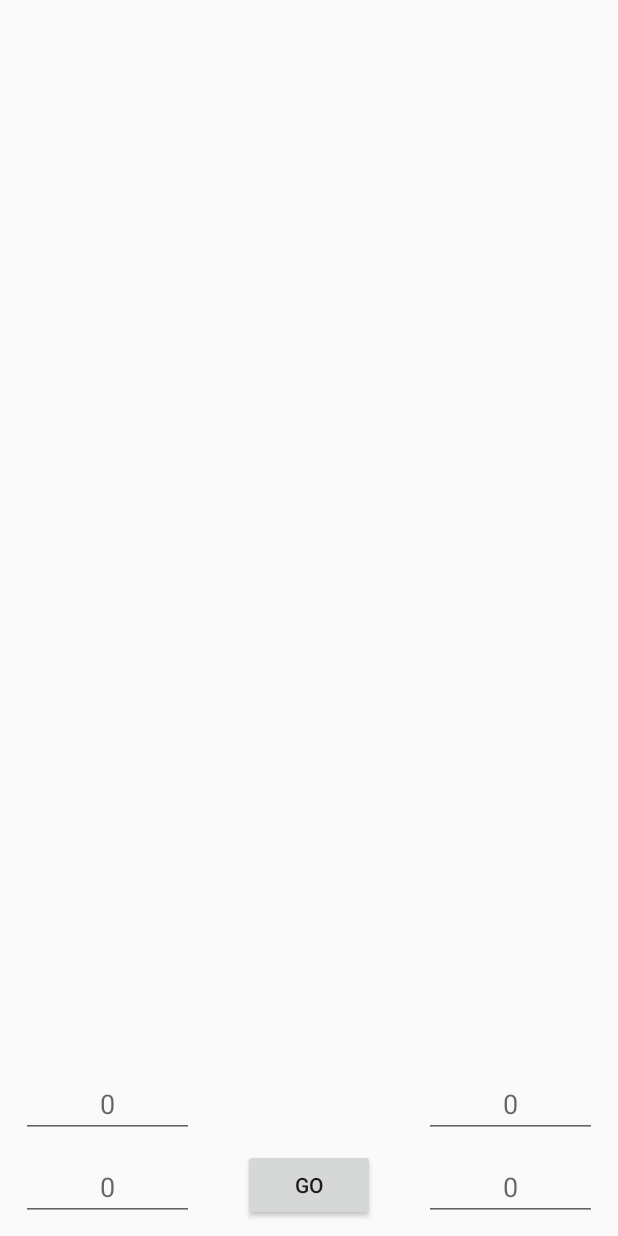
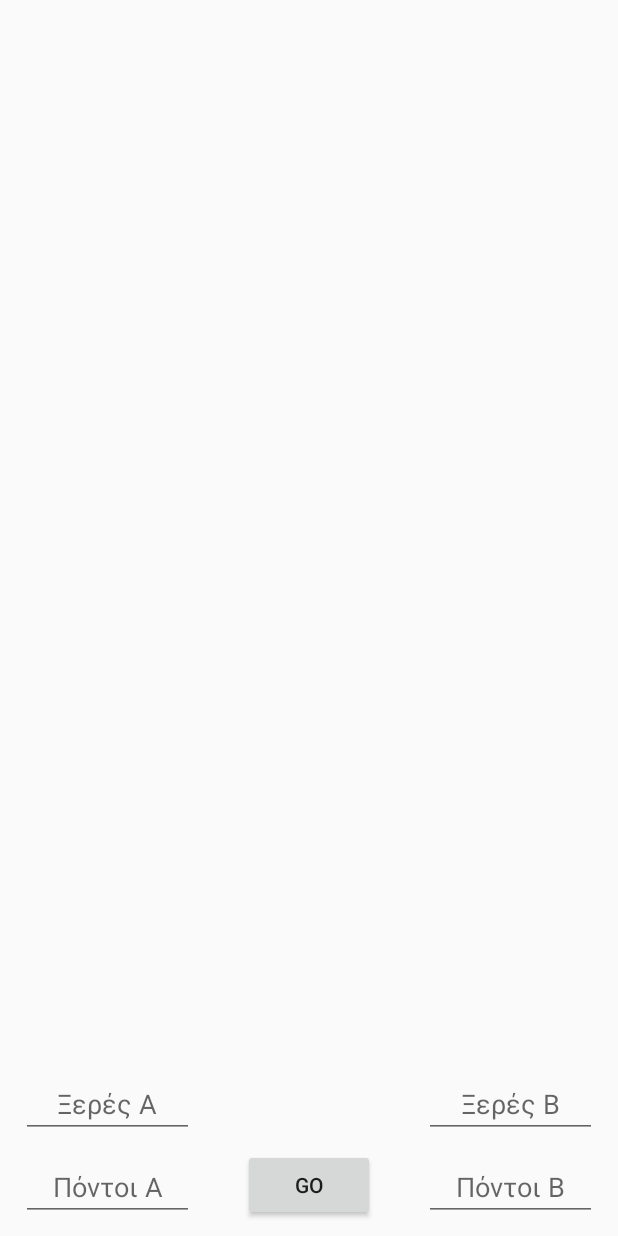
Before and after one commit to kotsabo/diloti, an Android app: the screen it shows after launch (MainActivity), on a phone screen of 412 x 824 dp. Run offline under Robolectric (Android 15) with nearby library versions, the phone set to English and light mode, and no system bars.

Commit message:
μπλαμπλαμπλα

```diff
--- a/app/src/main/res/layout/activity_main.xml
+++ b/app/src/main/res/layout/activity_main.xml
@@ -55,7 +55,7 @@
         android:layout_marginBottom="10dp"
         android:ems="10"
         android:gravity="center"
-        android:hint="0"
+        android:hint="Πόντοι Α"
         android:imeOptions="actionDone"
         android:inputType="number"
         app:layout_constraintBottom_toBottomOf="parent"
@@ -69,7 +69,7 @@
         android:layout_marginBottom="10dp"
         android:ems="10"
         android:gravity="center"
-        android:hint="0"
+        android:hint="Πόντοι Β"
         android:imeOptions="actionDone"
         android:inputType="number"
         app:layout_constraintBottom_toBottomOf="parent"
@@ -82,7 +82,7 @@
         android:layout_marginEnd="14dp"
         android:ems="10"
         android:gravity="center"
-        android:hint="0"
+        android:hint="Ξερές Β"
         android:imeOptions="actionDone"
         android:inputType="number"
         app:layout_constraintEnd_toEndOf="parent"
@@ -96,7 +96,7 @@
         android:layout_marginBottom="10dp"
         android:ems="10"
         android:gravity="center"
-        android:hint="0"
+        android:hint="Ξερές Α"
         android:imeOptions="actionDone"
         android:inputType="number"
         app:layout_constraintBottom_toTopOf="@+id/editText"
--- a/app/src/main/res/values/strings.xml
+++ b/app/src/main/res/values/strings.xml
@@ -3,5 +3,5 @@
     <string name="test1">apple1</string>
     <string name="test2">apple2</string>
     <string name="button">GO</string>
-    <string name="checkbox">CheckBox</string>
+    <string name="checkbox">11 Πόντοι</string>
 </resources>
```
Also changed, not shown: app/src/main/java/com/example/kotsabo/myapplication/MainActivity.kt (+6 -3 lines), 2 other files.
